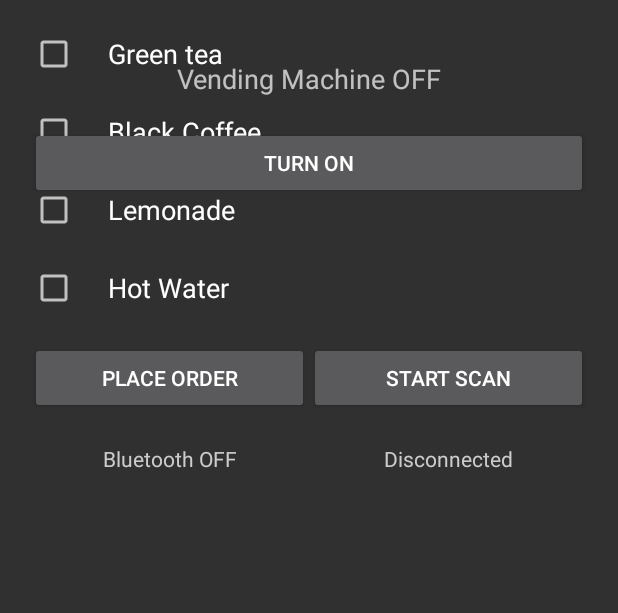
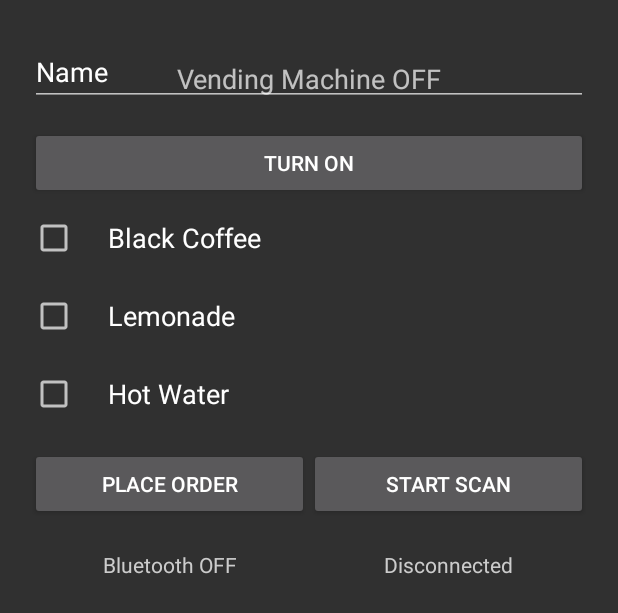
Before and after one commit to mihir-harbinger/VendingMachine, an Android app: the layout activity_main.xml on its own in the app's theme, with its tools: preview values and no code run, on a phone screen of 412 x 824 dp. Shown: the top 613 px of the screen. Run offline under Robolectric (Android 15) with nearby library versions, the phone set to English and light mode, and no system bars.

Commit message:
changed UUID names

```diff
--- a/app/src/main/java/com/example/mihir/vendingmachine/Constants.java
+++ b/app/src/main/java/com/example/mihir/vendingmachine/Constants.java
@@ -5,7 +5,7 @@ package com.example.mihir.vendingmachine;
  */
 public class Constants {
 
-    public static final String CHAT_SERVICE_UUID = "00001802-0000-1000-8000-00805f9b34fb";
-    public static final String CHAT_CHARACTERISTIC_UUID = "00002222-0000-1000-8000-00805f9b34fb";
+    public static final String VM_SERVICE_UUID = "00001802-0000-1000-8000-00805f9b34fb";
+    public static final String VM_CHARACTERISTIC_UUID = "00002222-0000-1000-8000-00805f9b34fb";
 
 }
--- a/app/src/main/java/com/example/mihir/vendingmachine/ServiceFactory.java
+++ b/app/src/main/java/com/example/mihir/vendingmachine/ServiceFactory.java
@@ -14,10 +14,10 @@ import static android.bluetooth.BluetoothGattService.SERVICE_TYPE_PRIMARY;
 public class ServiceFactory {
 
     public static BluetoothGattService generateService() {
-        BluetoothGattCharacteristic characteristic = new BluetoothGattCharacteristic(UUID.fromString(Constants.CHAT_CHARACTERISTIC_UUID),
+        BluetoothGattCharacteristic characteristic = new BluetoothGattCharacteristic(UUID.fromString(Constants.VM_CHARACTERISTIC_UUID),
                 BluetoothGattCharacteristic.PROPERTY_READ | BluetoothGattCharacteristic.PROPERTY_BROADCAST | BluetoothGattCharacteristic.PROPERTY_WRITE_NO_RESPONSE,
                 BluetoothGattCharacteristic.PERMISSION_READ | BluetoothGattCharacteristic.PERMISSION_WRITE);
-        BluetoothGattService service = new BluetoothGattService(UUID.fromString(Constants.CHAT_SERVICE_UUID), SERVICE_TYPE_PRIMARY);
+        BluetoothGattService service = new BluetoothGattService(UUID.fromString(Constants.VM_SERVICE_UUID), SERVICE_TYPE_PRIMARY);
         service.addCharacteristic(characteristic);
         return service;
     }
--- a/app/src/main/java/com/example/mihir/vendingmachine/bleScanner.java
+++ b/app/src/main/java/com/example/mihir/vendingmachine/bleScanner.java
@@ -50,7 +50,7 @@ public class bleScanner {
         if (mBluetoothManager.getAdapter().isEnabled()) {
             mDiscoveredDevices.clear();
             ScanFilter.Builder filterBuilder = new ScanFilter.Builder();
-            filterBuilder.setServiceUuid(new ParcelUuid(UUID.fromString(Constants.CHAT_SERVICE_UUID)));
+            filterBuilder.setServiceUuid(new ParcelUuid(UUID.fromString(Constants.VM_SERVICE_UUID)));
             ScanFilter filter = filterBuilder.build();
             List<ScanFilter> filters = new ArrayList<ScanFilter>();
             filters.add(filter);
@@ -81,12 +81,12 @@ public class bleScanner {
             public void onServicesDiscovered(BluetoothGatt gatt, int status) {
                 super.onServicesDiscovered(gatt, status);
                 mGatt = gatt;
-                refreshDeviceCache(mGatt);
+                //refreshDeviceCache(mGatt);
                 for (int i = 0; i < gatt.getServices().size(); i++) {
                     BluetoothGattService service = gatt.getServices().get(i);
                     Log.e("bleScanner", "Service discovered: " + service.getUuid());
 
-                    if (service.getUuid().equals(UUID.fromString(Constants.CHAT_SERVICE_UUID))) {
+                    if (service.getUuid().equals(UUID.fromString(Constants.VM_SERVICE_UUID))) {
                         for (int j = 0; j < service.getCharacteristics().size(); j++) {
                             mCharacteristic = service.getCharacteristics().get(j);
                             Log.e("bleScanner", "Characteristic discovered: " + mCharacteristic.getUuid());
--- a/app/src/main/res/layout/activity_main.xml
+++ b/app/src/main/res/layout/activity_main.xml
@@ -3,6 +3,9 @@
     xmlns:tools="http://schemas.android.com/tools"
     android:layout_width="match_parent"
     android:layout_height="match_parent"
+    android:focusable="true"
+    android:focusableInTouchMode ="true"
+    android:descendantFocusability="beforeDescendants"
     tools:context="com.example.mihir.vendingmachine.MainActivity">
 
     <LinearLayout
@@ -48,6 +51,30 @@
                             android:layout_alignParentTop="true"
                             android:layout_centerHorizontal="true"
                             android:id="@+id/linearLayout">
+                            <LinearLayout
+                                android:focusable="true"
+                                android:focusableInTouchMode="true"
+                                android:layout_width="0px"
+                                android:layout_height="0px"/>
+
+                            <LinearLayout
+                                android:orientation="horizontal"
+                                android:layout_width="match_parent"
+                                android:layout_height="wrap_content"
+                                android:layout_gravity="center_horizontal"
+                                android:layout_marginTop="5dp"
+                                android:focusableInTouchMode="true"
+                                android:layout_marginBottom="20dp">
+
+                                <EditText
+                                    android:layout_width="match_parent"
+                                    android:layout_height="wrap_content"
+                                    android:inputType="textPersonName"
+                                    android:text="Name"
+                                    android:ems="10"
+                                    android:id="@+id/edtTxtDeviceName"
+                                    android:maxLength="8" />
+                            </LinearLayout>
 
                             <CheckBox
                                 android:layout_width="match_parent"
@@ -118,6 +145,7 @@
                                     android:layout_centerHorizontal="true"
                                     android:layout_weight="0.5" />
                             </LinearLayout>
+
                         </LinearLayout>
 
                         <LinearLayout
--- a/app/src/main/res/values/styles.xml
+++ b/app/src/main/res/values/styles.xml
@@ -7,5 +7,4 @@
         <item name="colorPrimaryDark">@color/colorPrimaryDark</item>
         <item name="colorAccent">@color/colorAccent</item>
     </style>
-
 </resources>
```
Also changed, not shown: app/src/main/java/com/example/mihir/vendingmachine/MainActivity.java (+12 -0 lines), app/src/main/java/com/example/mihir/vendingmachine/bleAdvertiser.java (+4 -4 lines).
